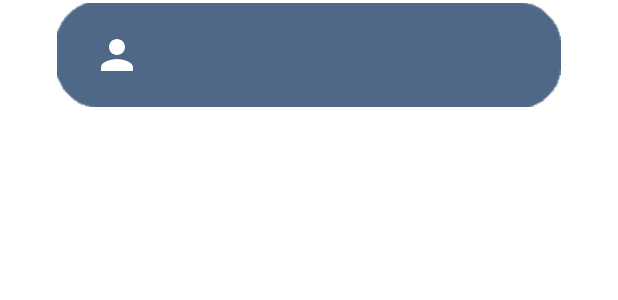
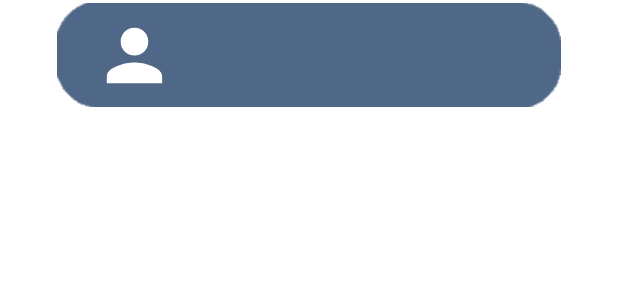
Before and after one commit to bryanjhdang/Parent-App, an Android app: the layout child_item.xml on its own in the app's theme, with its tools: preview values and no code run, on a phone screen of 412 x 824 dp. Shown: the top 300 px of the screen. Run offline under Robolectric (Android 15) with nearby library versions, the phone set to English and light mode, and no system bars.

Commit message:
[Ethan] made images bigger in the elements of the listviews in the child and coinflip items

```diff
--- a/app/src/main/res/layout/child_item.xml
+++ b/app/src/main/res/layout/child_item.xml
@@ -24,13 +24,14 @@
         android:textSize="16sp"
         app:layout_constraintBottom_toBottomOf="@+id/childIconImg"
         app:layout_constraintStart_toEndOf="@+id/childIconImg"
-        app:layout_constraintTop_toTopOf="@+id/childIconImg"></TextView>
+        app:layout_constraintTop_toTopOf="@+id/childIconImg" />
 
     <ImageView
         android:id="@+id/childIconImg"
-        android:layout_width="32dp"
-        android:layout_height="32dp"
+        android:layout_width="55dp"
+        android:layout_height="55dp"
         android:layout_marginStart="24dp"
+        android:scaleType="fitXY"
         app:layout_constraintBottom_toBottomOf="@+id/rectangularChildListBG"
         app:layout_constraintStart_toStartOf="@+id/rectangularChildListBG"
         app:layout_constraintTop_toTopOf="@+id/rectangularChildListBG"
--- a/app/src/main/res/layout/coinflip_list.xml
+++ b/app/src/main/res/layout/coinflip_list.xml
@@ -30,8 +30,8 @@
 
     <ImageView
         android:id="@+id/resultIconImg"
-        android:layout_width="32dp"
-        android:layout_height="32dp"
+        android:layout_width="55dp"
+        android:layout_height="55dp"
         android:layout_marginStart="24dp"
         android:scaleType="fitXY"
         android:padding="2dp"
```
